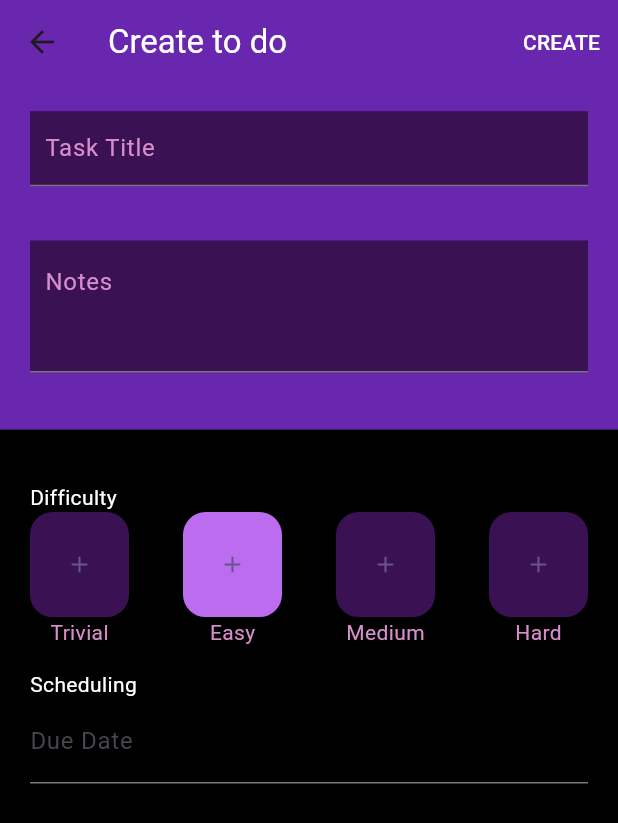
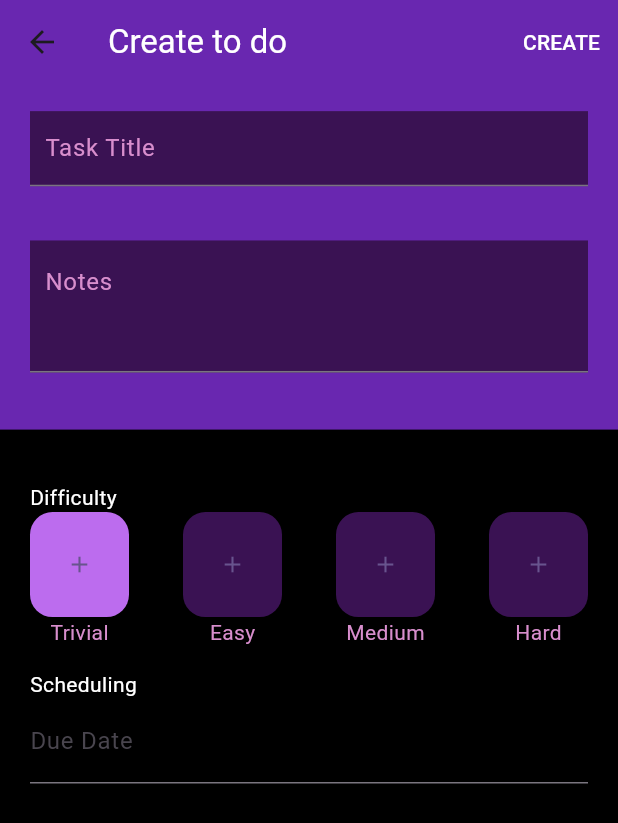
Before and after one commit to Iskander2323/to_do_list, a Flutter app: the FormBlocPage screen opened by its route, after a tap on the "add" icon, on a phone screen of 412 x 824 dp. Shown: the top 823 px of the screen. Run offline on Flutter 3.47's test engine with Material 3 defaults, Android fonts, the phone set to English and light mode, and no system bars; our stand-ins replace bloc, drift, equatable, flutter_bloc, go_router, sqlite3_flutter_libs; missing offline and left inert: sqlite3; accounts and stored records are empty; generated files the repository leaves out were written again.

Commit message:
fixed some mis writing and fixed chosen diffifulty icon button

```diff
--- a/lib/components/form_to_do/bloc/form_to_do_bloc.dart
+++ b/lib/components/form_to_do/bloc/form_to_do_bloc.dart
@@ -1,3 +1,5 @@
+import 'dart:developer';
+
 import 'package:bloc/bloc.dart';
 import 'package:equatable/equatable.dart';
 import 'package:test_project/components/todo/data/model/todo_model.dart';
@@ -13,8 +15,8 @@ class FormToDoBloc extends Bloc<FormToDoEvent, FormToDoState> {
       : _toDoRepository = toDoRepository,
         super(const FormToDoState()) {
     on<FormFieldsToDoEvent>(_formToDo);
-    on<FormToDoEvent>((event, emit) {});
     on<CreateToDoEvent>(_createToDo);
+    on<ChangeDifficultyEvent>(_changeDifficulty);
   }
 
   Future<void> _formToDo(
@@ -39,5 +41,9 @@ class FormToDoBloc extends Bloc<FormToDoEvent, FormToDoState> {
     _toDoRepository.insertOrUpdate(event.toDoModel);
   }
 
-  Future<void> _changeDifficulty() async {}
+  Future<void> _changeDifficulty(
+      ChangeDifficultyEvent event, Emitter<FormToDoState> emit) async {
+    emit((state as FormToDoEditableState)
+        .copyWith(newChosenDifficulty: event.chosenDifficulty));
+  }
 }
--- a/lib/components/form_to_do/bloc/form_to_do_state.dart
+++ b/lib/components/form_to_do/bloc/form_to_do_state.dart
@@ -22,11 +22,11 @@ final class FormToDoEditableState extends FormToDoState {
       this.chosenDifficulty = Difficulty.easy});
 
   FormToDoEditableState copyWith(
-      {required FormToDoStatus status,
+      {FormToDoStatus? status,
       ToDoModel? toDo,
       Difficulty? newChosenDifficulty}) {
     return FormToDoEditableState(
-        status: status,
+        status: status ?? this.status,
         toDoModel: toDoModel,
         chosenDifficulty: newChosenDifficulty ?? chosenDifficulty);
   }
--- a/lib/components/form_to_do/ui/form_bloc.dart
+++ b/lib/components/form_to_do/ui/form_bloc.dart
@@ -1,8 +1,6 @@
-import 'package:flutter/foundation.dart';
 import 'package:flutter/material.dart';
 import 'package:flutter_bloc/flutter_bloc.dart';
 import 'package:test_project/components/form_to_do/bloc/form_to_do_bloc.dart';
-import 'package:test_project/components/form_to_do/ui/form_to_do_fields_page.dart';
 import 'package:test_project/components/form_to_do/ui/form_to_do_page.dart';
 import 'package:test_project/components/todo/repository/todo_repository.dart';
 
@@ -15,8 +13,8 @@ class FormBlocPage extends StatelessWidget {
       body: BlocProvider(
         create: (context) =>
             FormToDoBloc(toDoRepository: context.read<TodoRepository>())
-              ..add(FormFieldsToDoEvent()),
-        child: FormToDoPage(),
+              ..add(const FormFieldsToDoEvent()),
+        child: const FormToDoPage(),
       ),
     );
   }
--- a/lib/components/form_to_do/ui/form_to_do_fields_page.dart
+++ b/lib/components/form_to_do/ui/form_to_do_fields_page.dart
@@ -23,7 +23,7 @@ class _FormToDoFieldsPageState extends State<FormToDoFieldsPage> {
 
   @override
   Widget build(BuildContext context) {
-    Widget _diffucultyButton(String difficultyTitle, Difficulty difficulty) {
+    Widget diffucultyButton(String difficultyTitle, Difficulty difficulty) {
       return Column(
         children: [
           ElevatedButton.icon(
@@ -33,26 +33,25 @@ class _FormToDoFieldsPageState extends State<FormToDoFieldsPage> {
                       element.name == difficultyTitle.toLowerCase());
               context.read<FormToDoBloc>().add(
                   ChangeDifficultyEvent(chosenDifficulty: newChosenDifficulty));
-              log(newChosenDifficulty.name);
-              log('CHANGING DIFFICULTY EVENT');
+              log(newChosenDifficulty.name, name: 'NEW CHOSEN DIFFICULTY');
             },
-            label: Icon(Icons.add),
+            label: const Icon(Icons.add),
             style: ElevatedButton.styleFrom(
-                minimumSize: Size(
+                minimumSize: const Size(
                   50,
                   70,
                 ),
                 backgroundColor: difficultyTitle.toLowerCase() ==
                         difficulty.name.toLowerCase()
-                    ? Color.fromARGB(255, 188, 108, 238)
-                    : Color.fromARGB(255, 58, 18, 83),
+                    ? const Color.fromARGB(255, 188, 108, 238)
+                    : const Color.fromARGB(255, 58, 18, 83),
                 shape: RoundedRectangleBorder(
                   borderRadius: BorderRadius.circular(15),
                 )),
           ),
           Text(
             difficultyTitle,
-            style: TextStyle(color: Color.fromARGB(255, 216, 142, 205)),
+            style: const TextStyle(color: Color.fromARGB(255, 216, 142, 205)),
           )
         ],
       );
@@ -60,7 +59,7 @@ class _FormToDoFieldsPageState extends State<FormToDoFieldsPage> {
 
     return Scaffold(
       appBar: AppBar(
-        title: Text(
+        title: const Text(
           'Create to do',
           style: TextStyle(
             color: Colors.white,
@@ -69,7 +68,7 @@ class _FormToDoFieldsPageState extends State<FormToDoFieldsPage> {
         actions: [
           TextButton(
               onPressed: () {},
-              child: Text(
+              child: const Text(
                 'CREATE',
                 style: TextStyle(color: Colors.white),
               ))
@@ -80,13 +79,16 @@ class _FormToDoFieldsPageState extends State<FormToDoFieldsPage> {
       resizeToAvoidBottomInset: false,
       body: LayoutBuilder(
         builder: (context, constraints) {
+          return BlocBuilder<FormToDoBloc, FormToDoState>(
+            builder: (context, state) {
               return SizedBox(
                   width: constraints.maxWidth,
                   height: constraints.maxHeight,
                   child: Column(
                     children: [
                       Container(
-                    padding: EdgeInsets.only(left: 20, right: 20, bottom: 20),
+                        padding: const EdgeInsets.only(
+                            left: 20, right: 20, bottom: 20),
                         width: constraints.maxWidth,
                         height: constraints.maxHeight * 0.3,
                         child: Column(
@@ -96,14 +98,14 @@ class _FormToDoFieldsPageState extends State<FormToDoFieldsPage> {
                               color: const Color.fromARGB(255, 58, 18, 83),
                               child: TextField(
                                 controller: titleController,
-                            style: TextStyle(
+                                style: const TextStyle(
                                     color: Color.fromARGB(255, 216, 142, 205)),
-                            decoration: InputDecoration(
+                                decoration: const InputDecoration(
                                     contentPadding: EdgeInsets.symmetric(
                                         horizontal: 10, vertical: 5),
                                     labelText: 'Task Title',
                                     labelStyle: TextStyle(
-                                    color: const Color.fromARGB(
+                                        color: Color.fromARGB(
                                             255, 216, 142, 205))),
                               ),
                             ),
@@ -113,16 +115,16 @@ class _FormToDoFieldsPageState extends State<FormToDoFieldsPage> {
                                 controller: descriptionController,
                                 maxLines: null,
                                 minLines: 3,
-                            style: TextStyle(
+                                style: const TextStyle(
                                   color: Color.fromARGB(255, 216, 142, 205),
                                 ),
-                            decoration: InputDecoration(
+                                decoration: const InputDecoration(
                                     contentPadding:
                                         EdgeInsets.symmetric(horizontal: 10),
                                     alignLabelWithHint: true,
                                     labelText: 'Notes',
                                     labelStyle: TextStyle(
-                                    color: const Color.fromARGB(
+                                        color: Color.fromARGB(
                                             255, 216, 142, 205))),
                               ),
                             )
@@ -132,23 +134,26 @@ class _FormToDoFieldsPageState extends State<FormToDoFieldsPage> {
                       Container(
                         width: constraints.maxWidth,
                         height: constraints.maxHeight * 0.7,
-                    padding: EdgeInsets.all(20),
+                        padding: const EdgeInsets.all(20),
                         color: Colors.black,
                         child: Column(
                           children: [
                             Container(
                               child: Column(
                                 crossAxisAlignment: CrossAxisAlignment.start,
-                            mainAxisAlignment: MainAxisAlignment.spaceEvenly,
-                            children: [
-                              Padding(
-                                padding: EdgeInsets.symmetric(vertical: 15),
-                                child: Column(
-                                  crossAxisAlignment: CrossAxisAlignment.start,
                                 mainAxisAlignment:
                                     MainAxisAlignment.spaceEvenly,
                                 children: [
-                                    Text(
+                                  Padding(
+                                    padding: const EdgeInsets.symmetric(
+                                        vertical: 15),
+                                    child: Column(
+                                      crossAxisAlignment:
+                                          CrossAxisAlignment.start,
+                                      mainAxisAlignment:
+                                          MainAxisAlignment.spaceEvenly,
+                                      children: [
+                                        const Text(
                                           'Difficulty',
                                           style: TextStyle(color: Colors.white),
                                         ),
@@ -156,30 +161,39 @@ class _FormToDoFieldsPageState extends State<FormToDoFieldsPage> {
                                           mainAxisAlignment:
                                               MainAxisAlignment.spaceBetween,
                                           children: [
-                                        _diffucultyButton('Trivial',
-                                            widget.toDoModel.difficulty),
-                                        _diffucultyButton('Easy',
-                                            widget.toDoModel.difficulty),
-                                        _diffucultyButton('Medium',
-                                            widget.toDoModel.difficulty),
-                                        _diffucultyButton('Hard',
-                                            widget.toDoModel.difficulty),
+                                            diffucultyButton(
+                                                'Trivial',
+                                                (state as FormToDoEditableState)
+                                                    .chosenDifficulty),
+                                            diffucultyButton(
+                                                'Easy',
+                                                (state as FormToDoEditableState)
+                                                    .chosenDifficulty),
+                                            diffucultyButton(
+                                                'Medium',
+                                                (state as FormToDoEditableState)
+                                                    .chosenDifficulty),
+                                            diffucultyButton(
+                                                'Hard',
+                                                (state as FormToDoEditableState)
+                                                    .chosenDifficulty),
                                           ],
                                         ),
                                       ],
                                     ),
                                   ),
-                              Text(
+                                  const Text(
                                     'Scheduling',
                                     style: TextStyle(color: Colors.white),
                                   ),
-                              Container(
+                                  SizedBox(
                                       width: constraints.maxWidth,
                                       height: constraints.maxHeight * 0.09,
                                       child: TextField(
                                         controller: dateTimeController,
-                                    style: TextStyle(color: Colors.white),
-                                    decoration: InputDecoration(
+                                        style: const TextStyle(
+                                            color: Colors.white),
+                                        decoration: const InputDecoration(
                                             labelText: 'Due Date',
                                             fillColor: Colors.white),
                                         readOnly: true,
@@ -194,6 +208,8 @@ class _FormToDoFieldsPageState extends State<FormToDoFieldsPage> {
                     ],
                   ));
             },
+          );
+        },
       ),
     );
   }
--- a/lib/components/form_to_do/ui/form_to_do_page.dart
+++ b/lib/components/form_to_do/ui/form_to_do_page.dart
@@ -1,3 +1,5 @@
+import 'dart:developer';
+
 import 'package:flutter/material.dart';
 import 'package:flutter_bloc/flutter_bloc.dart';
 import 'package:test_project/components/form_to_do/bloc/form_to_do_bloc.dart';
@@ -18,33 +20,32 @@ class _FormToDoPageState extends State<FormToDoPage> {
       if (state.runtimeType == FormToDoEditableState) {
         switch ((state as FormToDoEditableState).status) {
           case FormToDoStatus.success:
-            return FormToDoFieldsPage(
-                toDoModel: (state as FormToDoEditableState).toDoModel);
+            return FormToDoFieldsPage(toDoModel: (state).toDoModel);
           case FormToDoStatus.edit:
             return FormToDoFieldsPage(
-              toDoModel: (state as FormToDoEditableState).toDoModel,
+              toDoModel: (state).toDoModel,
               isEditing: true,
             );
           case FormToDoStatus.initial:
-            return Center(
+            return const Center(
               child: CircularProgressIndicator(),
             );
           case FormToDoStatus.saving:
-            return Center(
+            return const Center(
               child: CircularProgressIndicator(),
             );
           case FormToDoStatus.failure:
-            return Center(
+            return const Center(
               child: Text('ERROR SOMETHING WENT WRONG FAILURE'),
             );
 
           default:
-            return Center(
+            return const Center(
               child: Text('ERROR SOMETHING WENT WRONG DEFAULT'),
             );
         }
       } else {
-        return Center(
+        return const Center(
           child: Text('ERROR SOMETHING WENT WRONG ELSE EXCEPTION'),
         );
       }
--- a/lib/components/todo/bloc/bloc/to_do_state.dart
+++ b/lib/components/todo/bloc/bloc/to_do_state.dart
@@ -1,6 +1,6 @@
 part of 'to_do_bloc.dart';
 
-enum ToDoStatus { initial, success, failire, loading }
+enum ToDoStatus { initial, success, failure, loading }
 
 final class ToDoState extends Equatable {
   const ToDoState({
--- a/lib/components/todo/data/model/todo_model.dart
+++ b/lib/components/todo/data/model/todo_model.dart
@@ -18,7 +18,8 @@ class ToDoModel extends Equatable {
       required this.remindersTimeList,
       required this.createdTime});
 
-  ToDoModel.fromLocal(TodoItem data, List<CheckListItemModel> this.checkList, List<RemindTimeModel> this.remindersTimeList)
+  ToDoModel.fromLocal(TodoItem data, List<CheckListItemModel> this.checkList,
+      List<RemindTimeModel> this.remindersTimeList)
       : id = data.id,
         title = data.title,
         description = data.description,
@@ -36,8 +37,7 @@ class ToDoModel extends Equatable {
         isCompleted = false,
         deadline = DateTime.now(),
         remindersTimeList = <RemindTimeModel>[],
-     createdTime = DateTime.now()
-   ;
+        createdTime = DateTime.now();
 
   TodoItemsCompanion toToDoCompanion() {
     final titleCompanion = Value<String>(title);
--- a/lib/components/todo/ui/view/to_do_item.dart
+++ b/lib/components/todo/ui/view/to_do_item.dart
@@ -15,7 +15,7 @@ class _ToDoItemState extends State<ToDoItem> {
   @override
   Widget build(BuildContext context) {
     return Container(
-      padding: EdgeInsets.symmetric(vertical: 5, horizontal: 5),
+      padding: const EdgeInsets.symmetric(vertical: 5, horizontal: 5),
       child: Row(
         children: [
           SizedBox(
@@ -33,7 +33,7 @@ class _ToDoItemState extends State<ToDoItem> {
                           isDone: isDone,
                         ));
                   },
-                  icon: Icon(Icons.add)),
+                  icon: const Icon(Icons.add)),
             ),
           ),
           Container(
--- a/lib/components/todo/ui/view/to_do_list.dart
+++ b/lib/components/todo/ui/view/to_do_list.dart
@@ -28,7 +28,7 @@ class _ToDoListState extends State<ToDoList> {
                 return const CircularProgressIndicator();
               case ToDoStatus.loading:
                 return const CircularProgressIndicator();
-              case ToDoStatus.failire:
+              case ToDoStatus.failure:
                 return const Center(child: Text('ERROR'));
               case ToDoStatus.success:
                 if (state.toDoItems.isNotEmpty) {
@@ -46,7 +46,7 @@ class _ToDoListState extends State<ToDoList> {
                             onPressed: () {
                               context.goNamed('FormFields');
                             },
-                            icon: Icon(Icons.add),
+                            icon: const Icon(Icons.add),
                             color: Colors.red,
                           ),
                         ),
@@ -75,7 +75,7 @@ class _ToDoListState extends State<ToDoList> {
                           onPressed: () {
                             context.goNamed('FormFields');
                           },
-                          icon: Icon(Icons.add),
+                          icon: const Icon(Icons.add),
                           focusColor: Colors.purple,
                           hoverColor: Colors.yellow,
                           splashColor: Colors.blue,
@@ -83,7 +83,7 @@ class _ToDoListState extends State<ToDoList> {
                           color: Colors.red,
                         ),
                       ),
-                      Text('ADD QUESTS'),
+                      const Text('ADD QUESTS'),
                     ],
                   ));
                 }
--- a/lib/routes.dart
+++ b/lib/routes.dart
@@ -1,6 +1,5 @@
 import 'package:go_router/go_router.dart';
 import 'package:test_project/components/form_to_do/ui/form_bloc.dart';
-import 'package:test_project/components/form_to_do/ui/form_to_do_page.dart';
 import 'package:test_project/components/todo/ui/home_page.dart';
 
 final GoRouter routes = GoRouter(initialLocation: '/home', routes: <RouteBase>[
```
Lines whose indentation alone changed are shown as unchanged.
